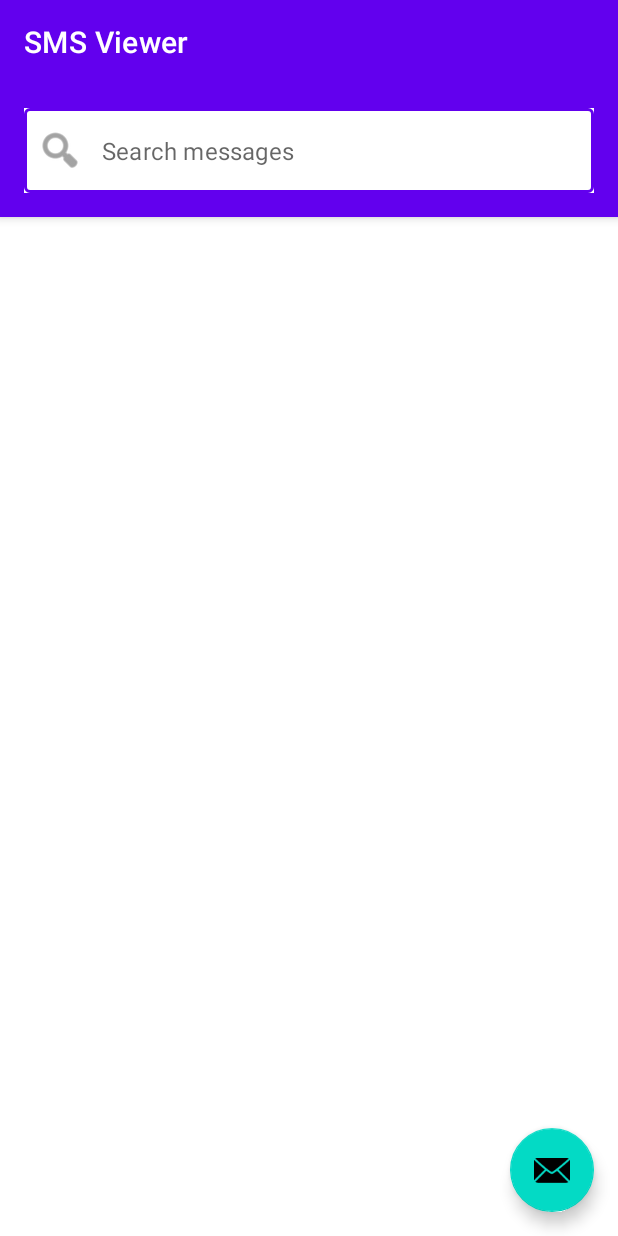
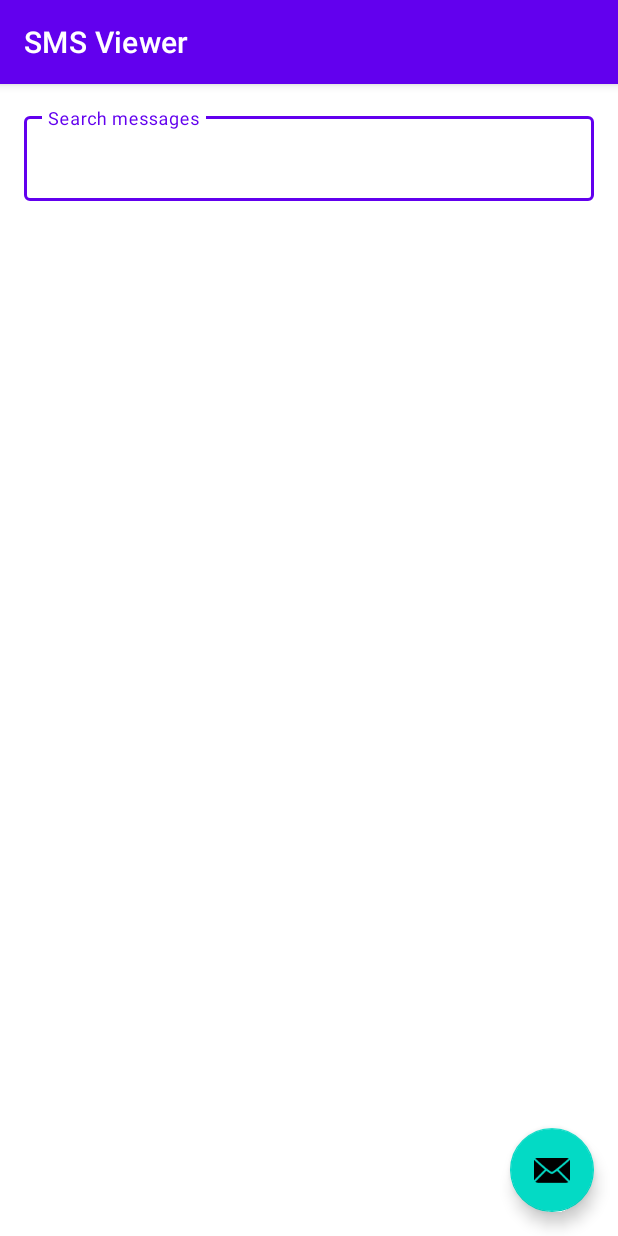
Before and after one commit to virendersk/SmsViewer, an Android app: the screen it shows after launch (MainActivity), on a phone screen of 412 x 824 dp. Run offline under Robolectric (Android 15) with nearby library versions, the phone set to English and light mode, and no system bars.

Commit message:
name search and header

```diff
--- a/app/src/main/res/layout/activity_main.xml
+++ b/app/src/main/res/layout/activity_main.xml
@@ -3,57 +3,67 @@
     xmlns:android="http://schemas.android.com/apk/res/android"
     xmlns:app="http://schemas.android.com/apk/res-auto"
     android:layout_width="match_parent"
-    android:layout_height="match_parent">
+    android:layout_height="match_parent"
+    android:fitsSystemWindows="true">
 
     <com.google.android.material.appbar.AppBarLayout
         android:layout_width="match_parent"
-        android:layout_height="wrap_content">
+        android:layout_height="wrap_content"
+        android:fitsSystemWindows="true">
 
         <com.google.android.material.appbar.MaterialToolbar
-            android:id="@+id/topAppBar"
+            android:id="@+id/toolbar"
             android:layout_width="match_parent"
             android:layout_height="?attr/actionBarSize"
             android:background="?attr/colorPrimary"
             app:title="SMS Viewer"
             app:titleTextColor="@android:color/white"/>
 
+    </com.google.android.material.appbar.AppBarLayout>
+
+    <androidx.constraintlayout.widget.ConstraintLayout
+        android:layout_width="match_parent"
+        android:layout_height="match_parent"
+        app:layout_behavior="@string/appbar_scrolling_view_behavior">
+
         <com.google.android.material.textfield.TextInputLayout
-            android:id="@+id/searchLayout"
+            android:id="@+id/searchInputLayout"
             android:layout_width="match_parent"
             android:layout_height="wrap_content"
             android:layout_margin="16dp"
-            android:background="@android:color/white"
-            app:boxBackgroundColor="@android:color/white"
-            app:hintEnabled="false"
-            app:startIconDrawable="@android:drawable/ic_menu_search"
+            app:layout_constraintTop_toTopOf="parent"
             style="@style/Widget.MaterialComponents.TextInputLayout.OutlinedBox">
 
             <com.google.android.material.textfield.TextInputEditText
                 android:id="@+id/searchEditText"
                 android:layout_width="match_parent"
                 android:layout_height="wrap_content"
+                android:hint="Search messages"
                 android:inputType="text"
                 android:maxLines="1"
-                android:hint="Search messages"
-                android:singleLine="true"/>
+                android:imeOptions="actionDone"/>
 
         </com.google.android.material.textfield.TextInputLayout>
-
-    </com.google.android.material.appbar.AppBarLayout>
 
         <androidx.recyclerview.widget.RecyclerView
             android:id="@+id/smsRecyclerView"
             android:layout_width="match_parent"
-        android:layout_height="match_parent"
-        app:layout_behavior="@string/appbar_scrolling_view_behavior"/>
+            android:layout_height="0dp"
+            android:clipToPadding="false"
+            android:padding="8dp"
+            app:layout_constraintTop_toBottomOf="@id/searchInputLayout"
+            app:layout_constraintBottom_toBottomOf="parent"/>
 
         <com.google.android.material.floatingactionbutton.FloatingActionButton
             android:id="@+id/composeFab"
             android:layout_width="wrap_content"
             android:layout_height="wrap_content"
-        android:layout_gravity="bottom|end"
             android:layout_margin="16dp"
             android:contentDescription="Compose new message"
+            app:layout_constraintBottom_toBottomOf="parent"
+            app:layout_constraintEnd_toEndOf="parent"
             app:srcCompat="@android:drawable/ic_dialog_email"/>
 
+    </androidx.constraintlayout.widget.ConstraintLayout>
+
 </androidx.coordinatorlayout.widget.CoordinatorLayout>
--- a/app/src/main/res/values-night/themes.xml
+++ b/app/src/main/res/values-night/themes.xml
@@ -1,7 +1,17 @@
 <resources xmlns:tools="http://schemas.android.com/tools">
     <!-- Base application theme. -->
-    <style name="Base.Theme.SmsViewer" parent="Theme.Material3.DayNight.NoActionBar">
-        <!-- Customize your dark theme here. -->
-        <!-- <item name="colorPrimary">@color/my_dark_primary</item> -->
+    <style name="Theme.SmsViewer" parent="Theme.MaterialComponents.DayNight.NoActionBar">
+        <!-- Primary brand color. -->
+        <item name="colorPrimary">@color/purple_200</item>
+        <item name="colorPrimaryVariant">@color/purple_700</item>
+        <item name="colorOnPrimary">@color/black</item>
+        <!-- Secondary brand color. -->
+        <item name="colorSecondary">@color/teal_200</item>
+        <item name="colorSecondaryVariant">@color/teal_200</item>
+        <item name="colorOnSecondary">@color/black</item>
+        <!-- Status bar color. -->
+        <item name="android:statusBarColor">?attr/colorPrimary</item>
+        <!-- Customize your theme here. -->
+        <item name="android:windowLightStatusBar">false</item>
     </style>
 </resources>
--- a/app/src/main/res/values/themes.xml
+++ b/app/src/main/res/values/themes.xml
@@ -16,7 +16,8 @@
         <item name="colorSecondaryVariant">@color/teal_700</item>
         <item name="colorOnSecondary">@color/black</item>
         <!-- Status bar color. -->
-        <item name="android:statusBarColor">?attr/colorPrimaryVariant</item>
+        <item name="android:statusBarColor">?attr/colorPrimary</item>
         <!-- Customize your theme here. -->
+        <item name="android:windowLightStatusBar">false</item>
     </style>
 </resources>
```
Also changed, not shown: app/src/main/java/com/example/smsviewer/ContactHelper.kt (+42 -5 lines), app/src/main/res/layout/activity_compose.xml (+7 -4 lines). Lines whose indentation alone changed are shown as unchanged.
